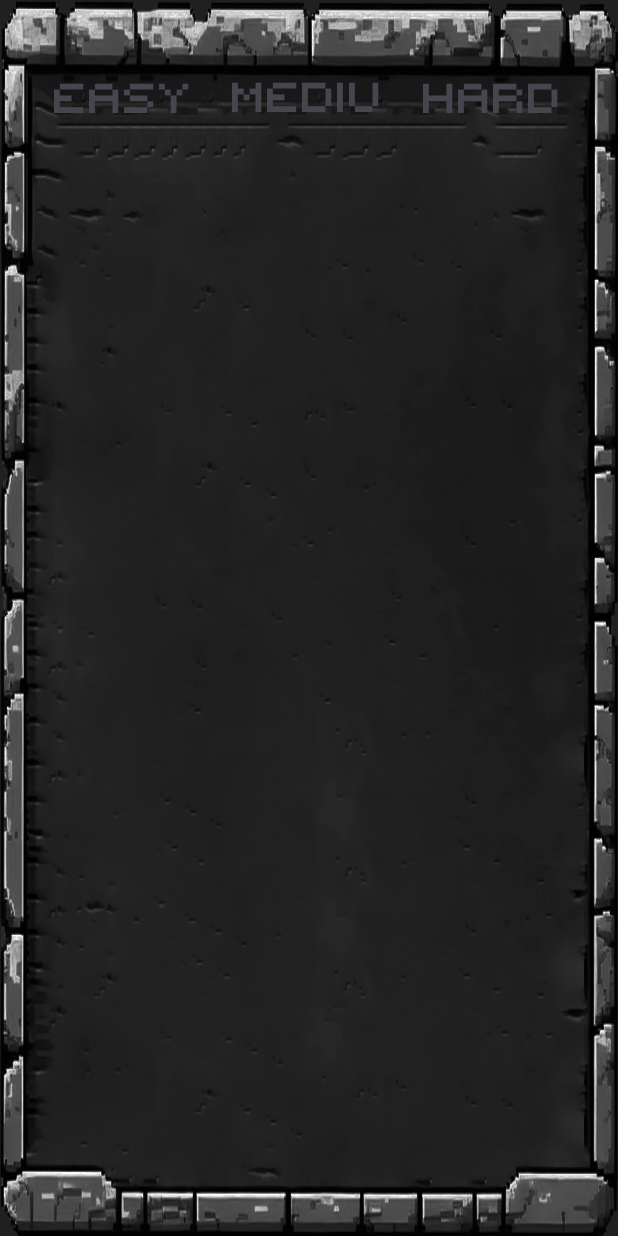
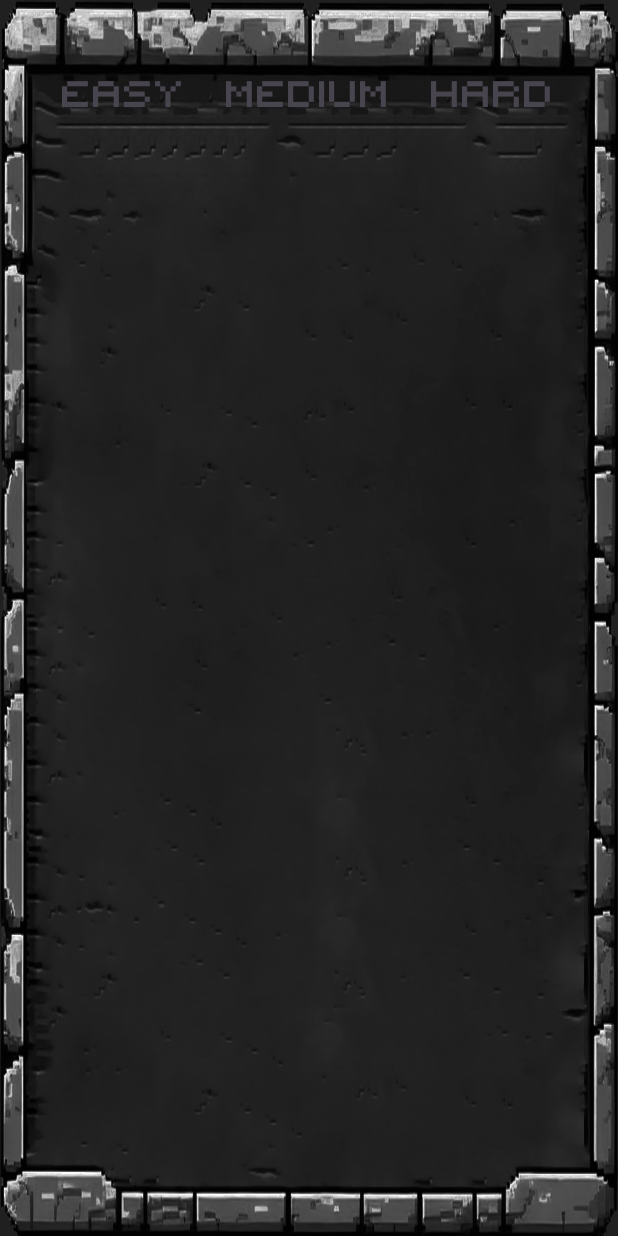
Before and after one commit to UNKQULE/PIXEL-SCRABBLE, an Android app: the layout activity_stats.xml on its own in the app's theme, with its tools: preview values and no code run, on a phone screen of 412 x 824 dp. Run offline under Robolectric (Android 15) with nearby library versions, the phone set to English and light mode, and no system bars.

Commit message:
исправление размера текста в stats

```diff
--- a/app/src/main/res/layout/activity_stats.xml
+++ b/app/src/main/res/layout/activity_stats.xml
@@ -19,7 +19,7 @@
             android:layout_width="0dp"
             android:layout_height="match_parent"
             android:layout_weight="1"
-            android:textSize="40sp"
+            android:textSize="35dp"
             android:text="EASY"
             android:textAlignment="center"
             />
@@ -29,7 +29,7 @@
             android:layout_width="0dp"
             android:layout_height="match_parent"
             android:layout_weight="1"
-            android:textSize="40sp"
+            android:textSize="35dp"
             android:text="MEDIUM"
             android:textAlignment="center"/>
         <TextView
@@ -37,7 +37,7 @@
             android:layout_width="0dp"
             android:layout_height="match_parent"
             android:layout_weight="1"
-            android:textSize="40sp"
+            android:textSize="35dp"
             android:text="HARD"
             android:textAlignment="center"/>
     </LinearLayout>
```
